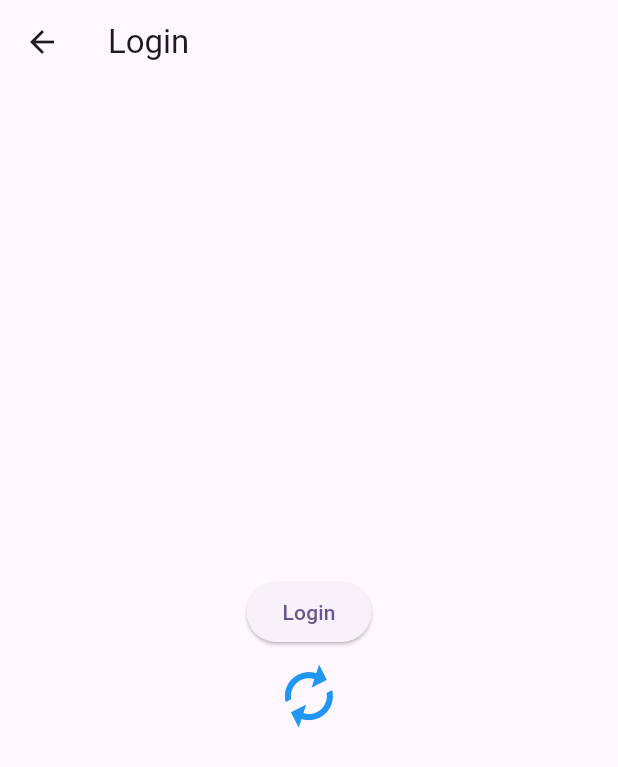
After one commit to VHITMAN2025/Solution_Challenge, a Flutter app: the LoginScreen screen opened directly, after a tap on "Login", on a phone screen of 412 x 824 dp. The commit adds this screen. Shown: the top 767 px of the screen. Run offline on Flutter 3.47's test engine with Material 3 defaults, Android fonts, the phone set to English and light mode, and no system bars; our stand-ins replace cloud_firestore, firebase_core, flutter_animate, google_fonts, image_picker; missing offline and left inert: dart:ffi, flutter_document_scanner, google_mlkit_text_recognition; accounts and stored records are empty.

Commit message:
Added circular animation

```diff
--- /dev/null
+++ b/lib/login_screen.dart
@@ -0,0 +1,45 @@
+import 'package:flutter/material.dart';
+import 'package:voteshield/widgets/circular_animation.dart'; // Corrected import path
+
+class LoginScreen extends StatefulWidget {
+  const LoginScreen({super.key});
+
+  @override
+  _LoginScreenState createState() => _LoginScreenState();
+}
+
+class _LoginScreenState extends State<LoginScreen> {
+  bool _isLoading = false; // Add a loading state
+
+  @override
+  Widget build(BuildContext context) {
+    return Scaffold(
+      appBar: AppBar(title: const Text('Login')),
+      body: Center(
+        child: Column(
+          mainAxisAlignment: MainAxisAlignment.center,
+          children: [
+            // ... your login form elements ...
+            ElevatedButton(
+              onPressed: () async {
+                setState(() {
+                  _isLoading = true; // Start loading
+                });
+                // Simulate a login process
+                await Future.delayed(const Duration(seconds: 3));
+                setState(() {
+                  _isLoading = false; // Stop loading
+                });
+                // ... your navigation logic ...
+              },
+              child: const Text('Login'),
+            ),
+
+            if (_isLoading) // Show the animation when loading
+              const CircularAnimation(),
+          ],
+        ),
+      ),
+    );
+  }
+}
--- /dev/null
+++ b/lib/widgets/circular_animation.dart
@@ -0,0 +1,44 @@
+import 'package:flutter/material.dart';
+import 'dart:math' as math;
+
+class CircularAnimation extends StatefulWidget {
+  const CircularAnimation({super.key});
+
+  @override
+  _CircularAnimationState createState() => _CircularAnimationState();
+}
+
+class _CircularAnimationState extends State<CircularAnimation>
+    with SingleTickerProviderStateMixin {
+  late AnimationController _controller;
+
+  @override
+  void initState() {
+    super.initState();
+    _controller = AnimationController(
+      vsync: this,
+      duration: const Duration(seconds: 2),
+    )..repeat();
+  }
+
+  @override
+  void dispose() {
+    _controller.dispose();
+    super.dispose();
+  }
+
+  @override
+  Widget build(BuildContext context) {
+    return RotationTransition(
+      turns: _controller,
+      child: const Padding(
+        padding: EdgeInsets.all(8.0),
+        child: Icon(
+          Icons.autorenew, // You can replace this with any icon or widget
+          size: 48,
+          color: Colors.blue,
+        ),
+      ),
+    );
+  }
+}
--- a/pubspec.yaml
+++ b/pubspec.yaml
@@ -28,3 +28,5 @@ dev_dependencies:
 
 flutter:
   uses-material-design: true
+  assets:
+    - assets/Election_Commission_of_India_Logo.svg.png
```
Also changed, not shown: lib/details_page.dart (added, +13 -0 lines), lib/main.dart (+13 -0 lines), lib/welcome_page.dart (+75 -2 lines), assets/Election_Commission_of_India_Logo.svg.png (added).
